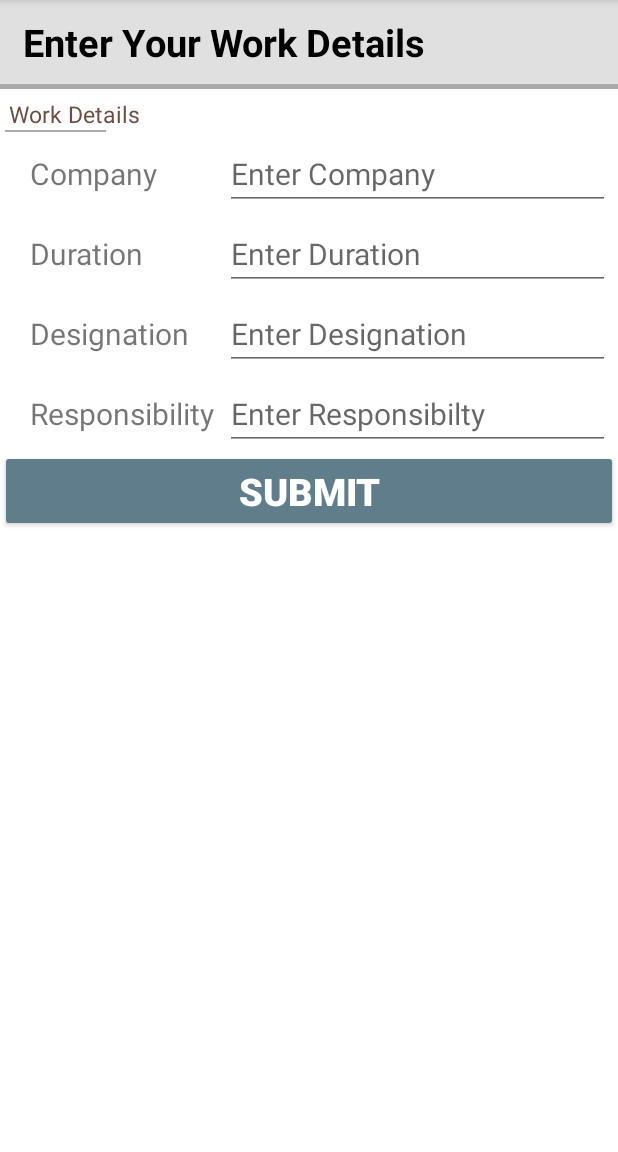
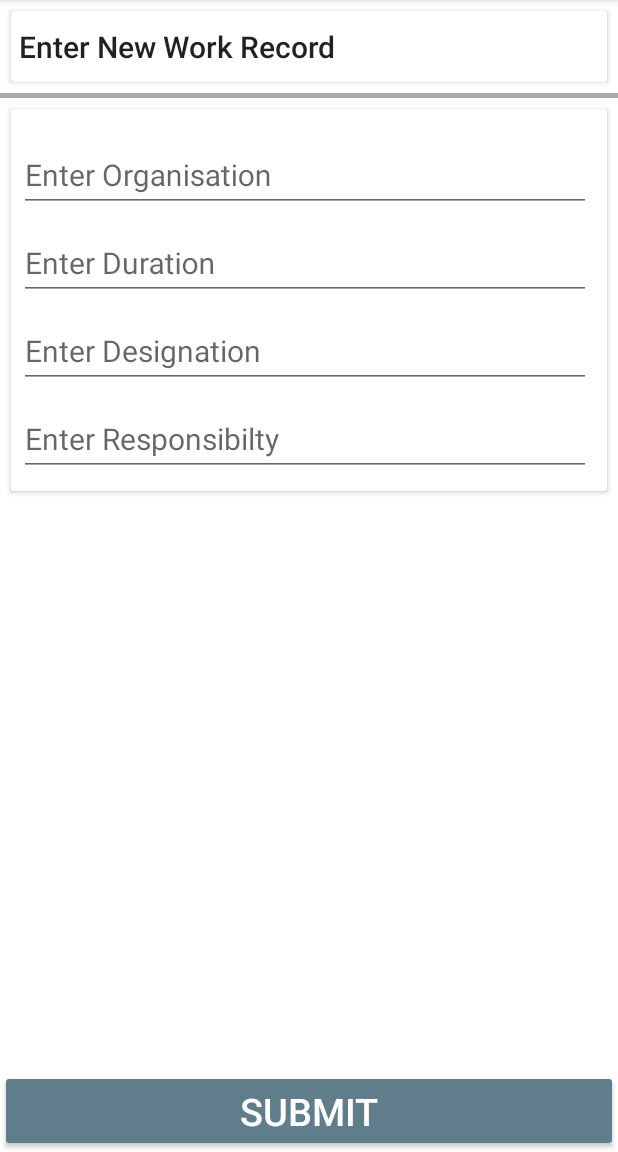
Before and after one commit to verma-ady/SwiftIntern, an Android app: the fragment ShowWorkDetails placed in its activity, after a tap on "ADD WORK EXPERIENCE", on a phone screen of 412 x 824 dp, the part 84-1236 px from its top. Run offline under Robolectric (Android 15) with nearby library versions, the phone set to English and light mode, and no system bars; libraries missing offline, so code that uses them is left out: com.nbsp.materialfilepicker.

Commit message:
Work - Improved

```diff
--- a/app/src/main/java/com/swiftintern/Fragment/Home.java
+++ b/app/src/main/java/com/swiftintern/Fragment/Home.java
@@ -94,7 +94,11 @@ public class Home extends Fragment {
         return view;
     }
 
-
+    @Override
+    public void onResume() {
+        super.onResume();
+        j=0;
+    }
 
     void RecyclerListener(){
         recyclerView.addOnItemTouchListener
--- a/app/src/main/java/com/swiftintern/Fragment/ShowWorkDetails.java
+++ b/app/src/main/java/com/swiftintern/Fragment/ShowWorkDetails.java
@@ -50,7 +50,6 @@ public class ShowWorkDetails extends Fragment {
     CardWorkContent cardWorkContent = new CardWorkContent();
     Button button;
     int length;
-    TextView textView_Head;
     String org_id[], workData[][], workID[], token;
     SharedPreferences sharedPreferences;
     ProgressDialog progressDialog;
@@ -68,11 +67,12 @@ public class ShowWorkDetails extends Fragment {
         recyclerView.setHasFixedSize(true);
         LinearLayoutManager linearLayoutManager = new LinearLayoutManager(getActivity());
         recyclerView.setLayoutManager(linearLayoutManager);
+
         button = (Button) view.findViewById(R.id.workdetail_add);
-        textView_Head = (TextView) view.findViewById(R.id.text_app_head);
+
         progressDialog = new ProgressDialog(getActivity());
         progressDialog.setProgressStyle(android.R.attr.progressBarStyleSmall);
-        progressDialog.setMessage("Fetching Qualifications");
+        progressDialog.setMessage("Fetching Work Details");
         progressDialog.show();
 
         cardWorkContent.clear();
@@ -174,10 +174,6 @@ public class ShowWorkDetails extends Fragment {
                 urlConnection.setDoOutput(true);
                 urlConnection.getOutputStream().write(postData);
 
-//                DataOutputStream wr = new DataOutputStream( urlConnection.getOutputStream());
-//                try{
-//                    wr.write( postData );
-//                } catch (  )
                 urlConnection.connect();
 
                 InputStream inputStream = urlConnection.getInputStream();
@@ -227,7 +223,7 @@ public class ShowWorkDetails extends Fragment {
 
             if( strJSON=="null_inputstream" || strJSON=="null_file" ){
                 progressDialog.dismiss();
-                Toast.makeText(getActivity(), "No Such User Id Found", Toast.LENGTH_SHORT).show();
+                Toast.makeText(getActivity(), "Unable to connect to Server", Toast.LENGTH_SHORT).show();
                 return  ;
             }
 
@@ -238,7 +234,6 @@ public class ShowWorkDetails extends Fragment {
             }
 
             try {
-                progressDialog.dismiss();
                 JSONObject jsonObject = new JSONObject(strJSON);
                 JSONArray quali = jsonObject.getJSONArray("works");
                 length = quali.length();
@@ -257,14 +252,9 @@ public class ShowWorkDetails extends Fragment {
                 searchOrganisationName.execute();
             } catch (JSONException e) {
                 e.printStackTrace();
-                textView_Head.setText("No Work Added");
+                cardWorkContent.addItem(new CardWorkContent.DummyItem("No Work Record Found", null, null, null));
+                progressDialog.dismiss();
             }
-
-            for(int i =0 ; i<length ; i++ ){
-                Log.v("MyApp", getClass().toString() +"Organization IDs" + org_id[i]);
-            }
-
-//            Log.v("MyApp", getClass().toString() + strJSON);
         }
     }
 
@@ -363,13 +353,12 @@ public class ShowWorkDetails extends Fragment {
 
             for(int i =0 ; i<length ; i++ ){
                 Log.v("MyApp", getClass().toString() + Integer.toString(i) + "  " + workData[i][0] + "  " +
-                        workData[i][1] + "  " + workData[i][2] + "  "+ workData[i][3]);
-                cardWorkContent.addItem(new CardWorkContent.DummyItem(workData[i][0],workData[i][2],workData[i][1] + " years",workData[i][3] ));
-
-                rvAdapter = new RVAdapter(cardWorkContent.ITEMS);
-                recyclerView.setAdapter(rvAdapter);
-                progressDialog.dismiss();
+                        workData[i][1] + "  " + workData[i][2] + "  " + workData[i][3]);
+                cardWorkContent.addItem(new CardWorkContent.DummyItem(workData[i][0], workData[i][2], workData[i][1] + " years", workData[i][3]));
             }
+            rvAdapter = new RVAdapter(cardWorkContent.ITEMS);
+            recyclerView.setAdapter(rvAdapter);
+            progressDialog.dismiss();
         }
     }
 
--- a/app/src/main/java/com/swiftintern/Fragment/WorkDetails.java
+++ b/app/src/main/java/com/swiftintern/Fragment/WorkDetails.java
@@ -83,7 +83,7 @@ public class WorkDetails extends Fragment {
 
         duration = (EditText) view.findViewById(R.id.text_userdata_duration_name);
         designation = (EditText) view.findViewById(R.id.text_userdata_designation_name);
-        responsibility = (EditText) view.findViewById(R.id.text_userdata_responsibilit_name);
+        responsibility = (EditText) view.findViewById(R.id.text_userdata_responsibility_name);
         company = (AutoCompleteTextView) view.findViewById(R.id.text_userdata_company_name);
         submit = (Button) view.findViewById(R.id.button_submit_userdata);
 
--- a/app/src/main/res/layout/fragment_search.xml
+++ b/app/src/main/res/layout/fragment_search.xml
@@ -16,7 +16,6 @@
             android:layout_height="wrap_content"
             android:layout_margin="7dp"
             android:id="@+id/getLocation">
-
             <LinearLayout
                 style="@style/Widget.CardContent"
                 android:layout_width="match_parent"
--- a/app/src/main/res/layout/fragment_work_detials.xml
+++ b/app/src/main/res/layout/fragment_work_detials.xml
@@ -3,7 +3,7 @@
     android:layout_width="match_parent"
     android:layout_height="match_parent"
     tools:context="com.swiftintern.Fragment.WorkDetails"
-    android:background="#ffffff">
+    android:background="#FFFFFF">
 
     <LinearLayout
         android:layout_width="match_parent"
@@ -11,33 +11,26 @@
         android:orientation="vertical"
         android:id="@+id/profile_userdata_layout">
 
-        <LinearLayout
+        <android.support.v7.widget.CardView
             android:layout_width="match_parent"
             android:layout_height="wrap_content"
-            android:orientation="horizontal"
-            android:id="@+id/linearlayout_userdata_header"
-            android:background="#E0E0E0"
-            >
+            android:layout_margin="7dp"
+            android:id="@+id/getWork">
+            <LinearLayout
+                style="@style/Widget.CardContent"
+                android:layout_width="match_parent"
+                android:layout_height="wrap_content"
+                android:orientation="horizontal">
 
-            <RelativeLayout
-                android:layout_width="wrap_content"
-                android:layout_height="wrap_content"
-                android:layout_marginTop="5dp"
-                android:layout_marginBottom="5dp">
                 <TextView
                     android:layout_width="match_parent"
                     android:layout_height="wrap_content"
-                    android:id="@+id/textheader_userdata_name"
-                    android:text="Enter Your Work Details"
-                    android:textSize="25sp"
-                    android:textColor="#000000"
-                    android:textStyle="bold"
-                    android:layout_marginTop="5dp"
-                    android:layout_marginBottom="5dp"
-                    android:layout_marginLeft="15dp" />
+                    android:text="Enter New Work Record"
+                    android:id="@+id/textLocation"
+                    android:textAppearance="@style/TextAppearance.AppCompat.Title" />
 
-            </RelativeLayout>
             </LinearLayout>
+        </android.support.v7.widget.CardView>
 
         <View
             android:layout_width="match_parent"
@@ -47,47 +40,24 @@
         <ScrollView
             android:layout_width="match_parent"
             android:layout_height="wrap_content"
-            android:id="@+id/scrollView">
-            <RelativeLayout
+            android:id="@+id/scrollView"
+            android:layout_marginBottom="30dp">
+
+            <android.support.v7.widget.CardView
                 android:layout_width="match_parent"
                 android:layout_height="wrap_content"
-                android:scrollbars="vertical">
-                <RelativeLayout
+                android:layout_margin="7dp"
+                android:id="@+id/getWorkInfo">
+                <LinearLayout
+                    style="@style/Widget.CardContent"
                     android:layout_width="match_parent"
                     android:layout_height="wrap_content"
-                    android:id="@+id/relative__userdata_qualification">
+                    android:orientation="vertical">
 
-                    <TextView
+                    <android.support.design.widget.TextInputLayout
+                        android:id="@+id/text_userdata_company"
                         android:layout_width="match_parent"
-                        android:layout_height="wrap_content"
-                        android:id="@+id/text_userdata_personal"
-                        android:text="Work Details"
-                        android:textColor="#6D4C41"
-                        android:layout_marginLeft="6dp"
-                        android:layout_marginTop="6dp"
-                        android:textSize="15sp"/>
-
-                    <View
-                        android:layout_width="67dp"
-                        android:layout_height="1dp"
-                        android:layout_marginLeft="3dp"
-                        android:layout_below="@id/text_userdata_personal"
-                        android:background="@android:color/darker_gray"/>
-
-                    <LinearLayout
-                        android:layout_width="match_parent"
-                        android:layout_height="wrap_content"
-                        android:id="@+id/linear_userdata_company"
-                        android:orientation="horizontal"
-                        android:layout_below="@+id/text_userdata_personal">
-                        <TextView
-                            android:layout_width="130dp"
-                            android:layout_height="wrap_content"
-                            android:id="@+id/text_userdata_company"
-                            android:text="Company"
-                            android:layout_marginLeft="20dp"
-                            android:layout_marginTop="5dp"
-                            android:textSize="20sp" />
+                        android:layout_height="wrap_content">
 
                         <AutoCompleteTextView
                             android:layout_width="fill_parent"
@@ -96,26 +66,15 @@
                             android:textSize="20sp"
                             android:layout_marginTop="5dp"
                             android:layout_marginRight="5dp"
-                            android:hint="Enter Company"
+                            android:hint="Enter Organisation"
                             android:imeOptions="actionNext"
                             android:inputType="text"/>
+                    </android.support.design.widget.TextInputLayout>
 
-                    </LinearLayout>
-
-                    <LinearLayout
+                    <android.support.design.widget.TextInputLayout
+                        android:id="@+id/text_userdata_duration"
                         android:layout_width="match_parent"
-                        android:layout_height="wrap_content"
-                        android:id="@+id/linear_userdata_duration"
-                        android:orientation="horizontal"
-                        android:layout_below="@+id/linear_userdata_company">
-                        <TextView
-                            android:layout_width="130dp"
-                            android:layout_height="wrap_content"
-                            android:id="@+id/text_userdata_duration"
-                            android:text="Duration"
-                            android:layout_marginLeft="20dp"
-                            android:layout_marginTop="5dp"
-                            android:textSize="20sp"/>
+                        android:layout_height="wrap_content">
 
                         <EditText
                             android:layout_width="fill_parent"
@@ -128,22 +87,12 @@
                             android:imeOptions="actionNext"
                             android:inputType="number"/>
 
-                    </LinearLayout>
+                    </android.support.design.widget.TextInputLayout>
 
-                    <LinearLayout
+                    <android.support.design.widget.TextInputLayout
+                        android:id="@+id/text_userdata_designation"
                         android:layout_width="match_parent"
-                        android:layout_height="wrap_content"
-                        android:id="@+id/linear_userdata_designation"
-                        android:orientation="horizontal"
-                        android:layout_below="@+id/linear_userdata_duration">
-                        <TextView
-                            android:layout_width="130dp"
-                            android:layout_height="wrap_content"
-                            android:id="@+id/text_userdata_designation"
-                            android:text="Designation"
-                            android:layout_marginLeft="20dp"
-                            android:layout_marginTop="5dp"
-                            android:textSize="20sp"/>
+                        android:layout_height="wrap_content">
 
                         <EditText
                             android:layout_width="fill_parent"
@@ -156,49 +105,38 @@
                             android:imeOptions="actionNext"
                             android:inputType="text"/>
 
-                    </LinearLayout>
 
-                    <LinearLayout
+                    </android.support.design.widget.TextInputLayout>
+
+                    <android.support.design.widget.TextInputLayout
+                        android:id="@+id/text_userdata_responsibility"
                         android:layout_width="match_parent"
-                        android:layout_height="wrap_content"
-                        android:id="@+id/linear_userdata_responsibility"
-                        android:orientation="horizontal"
-                        android:layout_below="@+id/linear_userdata_designation">
-                        <TextView
-                            android:layout_width="130dp"
-                            android:layout_height="wrap_content"
-                            android:id="@+id/text_userdata_responsibilit"
-                            android:text="Responsibility"
-                            android:layout_marginLeft="20dp"
-                            android:layout_marginTop="5dp"
-                            android:textSize="20sp"/>
+                        android:layout_height="wrap_content">
 
                         <EditText
                             android:layout_width="fill_parent"
                             android:layout_height="wrap_content"
-                            android:id="@+id/text_userdata_responsibilit_name"
+                            android:id="@+id/text_userdata_responsibility_name"
                             android:textSize="20sp"
                             android:layout_marginTop="5dp"
                             android:layout_marginRight="5dp"
                             android:hint="Enter Responsibilty"
                             android:imeOptions="actionSend"
                             android:inputType="text"/>
+
+                    </android.support.design.widget.TextInputLayout>
                 </LinearLayout>
+            </android.support.v7.widget.CardView>
 
-                </RelativeLayout>
-
+        </ScrollView>
+    </LinearLayout>
     <Button
         android:layout_width="match_parent"
         android:layout_height="wrap_content"
         android:text="Submit"
         android:id="@+id/button_submit_userdata"
         android:textSize="25sp"
-                    android:textStyle="bold"
-                    android:layout_below="@id/relative__userdata_qualification"
+        android:layout_gravity="bottom"
         android:theme="@style/ThemeOverlay.MyDarkButton" />
-            </RelativeLayout>
-
-        </ScrollView>
-    </LinearLayout>
 
 </FrameLayout>
```
Also changed, not shown: app/src/main/AndroidManifest.xml (+8 -8 lines), app/src/main/res/layout/card_work.xml (+11 -28 lines), app/src/main/res/layout/fragment_show_work_details.xml (+19 -27 lines), app/src/main/res/drawable/a1.png (deleted), app/src/main/res/drawable/a2.png (deleted), app/src/main/res/drawable/a3.png (deleted), app/src/main/res/drawable/a4.png (deleted), app/src/main/res/drawable/a5.png (deleted), app/src/main/res/drawable/a6.png (deleted), app/src/main/res/drawable/a7.png (deleted), app/src/main/res/drawable/a8.png (deleted), app/src/main/res/drawable/leftarrow1.png (deleted), app/src/main/res/drawable/leftarrow2.png (deleted), app/src/main/res/drawable/rightarrow1.png (deleted), 1 more files. Lines whose indentation alone changed are shown as unchanged.
